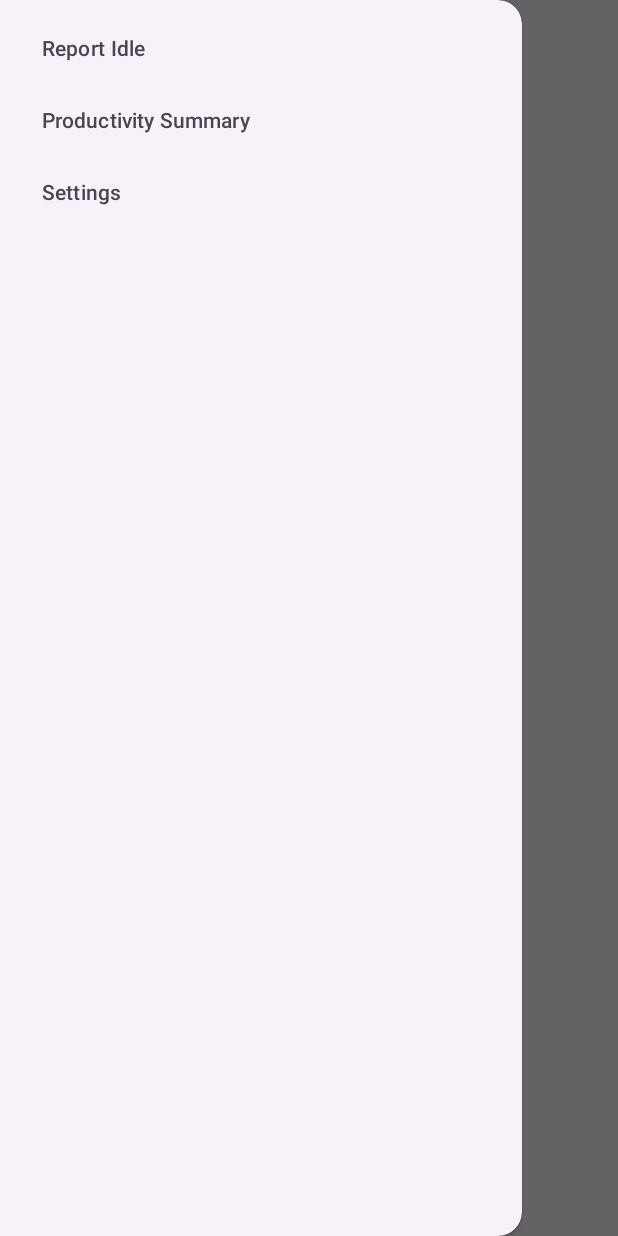
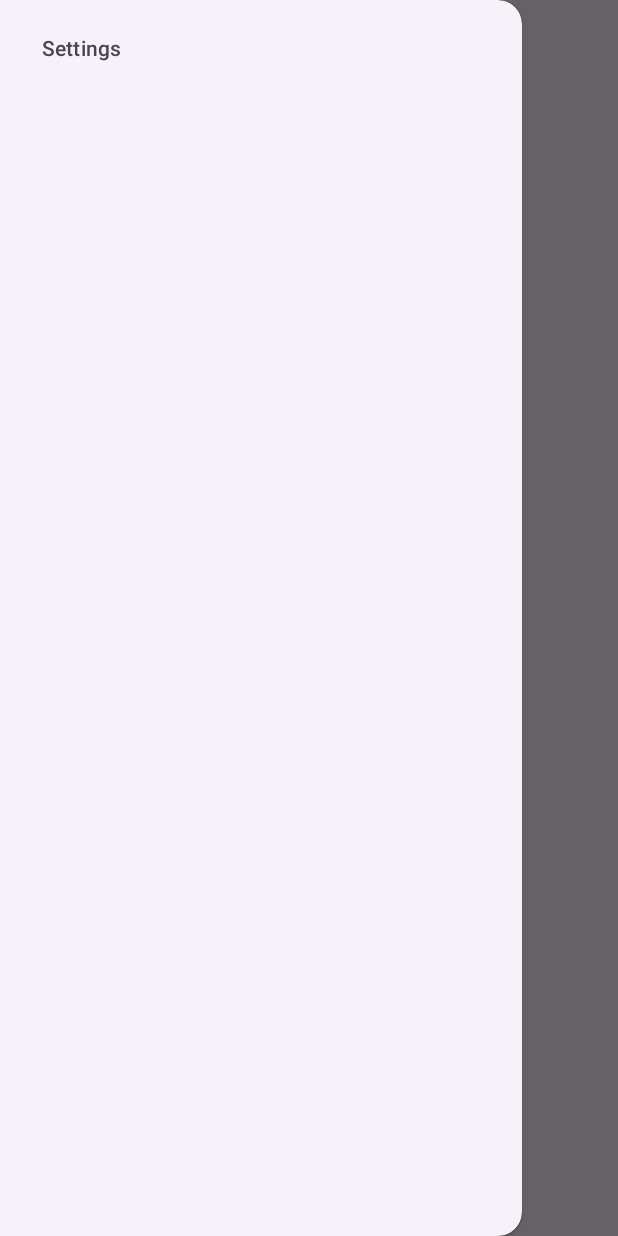
Before and after one commit to BhsSTEM/FT-2, an Android app: the screen it shows after launch (MainActivity), with the side drawer open, on a phone screen of 412 x 824 dp. Run offline under Robolectric (Android 15) with nearby library versions, the phone set to English and light mode, and no system bars; our stand-ins replace navigation-ui; 1 statement that could not run was skipped.

Commit message:
issues with taskbar

```diff
--- a/app/build.gradle.kts
+++ b/app/build.gradle.kts
@@ -41,5 +41,5 @@ dependencies {
     testImplementation("junit:junit:4.13.2")
     androidTestImplementation("androidx.test.ext:junit:1.1.5")
     androidTestImplementation("androidx.test.espresso:espresso-core:3.5.1")
-    androidTestImplementation("com.google.android.material:material:1.3.0-alpha03")
+   // androidTestImplementation("com.google.android.material:material:1.3.0-alpha03")
 }
--- a/app/src/main/res/layout/activity_main.xml
+++ b/app/src/main/res/layout/activity_main.xml
@@ -7,7 +7,7 @@
     android:id="@+id/my_drawer_layout"
     android:layout_width="match_parent"
     android:layout_height="match_parent"
-    tools:context=".MainActivity"
+    tools:context="com.example.idlereasonsproject.MainActivity"
     tools:ignore="HardcodedText">
 
     <LinearLayout
@@ -20,16 +20,21 @@
             android:layout_height="wrap_content"
             android:layout_marginTop="128dp"
             android:gravity="center"
-            android:text="GeeksforGeeks"
+            android:text="hello"
             android:textSize="18sp" />
+
+
     </LinearLayout>
 
     <!-- this the navigation view which draws and shows the navigation drawer -->
     <!-- include the menu created in the menu folder -->
+
     <com.google.android.material.navigation.NavigationView
+
         android:layout_width="wrap_content"
         android:layout_height="match_parent"
         android:layout_gravity="start"
-        app:menu="@menu/menu_main" />
+
+    app:menu="@menu/menu_main" />
 
 </androidx.drawerlayout.widget.DrawerLayout>
--- a/app/src/main/res/menu/menu_main.xml
+++ b/app/src/main/res/menu/menu_main.xml
@@ -1,18 +1,17 @@
+<?xml version="1.0" encoding="utf-8"?>
+
 <menu xmlns:android="http://schemas.android.com/apk/res/android"
     xmlns:app="http://schemas.android.com/apk/res-auto"
+
     xmlns:tools="http://schemas.android.com/tools"
     tools:context="com.example.idlereasonsproject.MainActivity">
+
+
     <item
         android:id="@+id/action_settings"
         android:orderInCategory="100"
         android:title="@string/action_settings"
         app:showAsAction="never" />
 
-    <item
-        android:id="@+id/action_reportIdle"
-        android:title="Report Idle" />
 
-    <item
-        android:id="@+id/action_productivityTracker"
-        android:title="Productivity Summary" />
 </menu>
--- a/app/src/main/res/values/strings.xml
+++ b/app/src/main/res/values/strings.xml
@@ -3,6 +3,9 @@
     <string name="nav_open">Open</string>
     <string name="nav_close">Close</string>
     <string name="action_settings">Settings</string>
+    <string name="reportIdle">Report Idle</string>
+
+
     <!-- Strings used for fragments for navigation -->
     <string name="first_fragment_label">First Fragment</string>
     <string name="second_fragment_label">Second Fragment</string>
@@ -21,4 +24,6 @@
     <string name="hello_blank_fragment">Hello blank fragment</string>
     <string name="home_fragment_label">Home Fragment</string>
 
+
+
 </resources>
```
